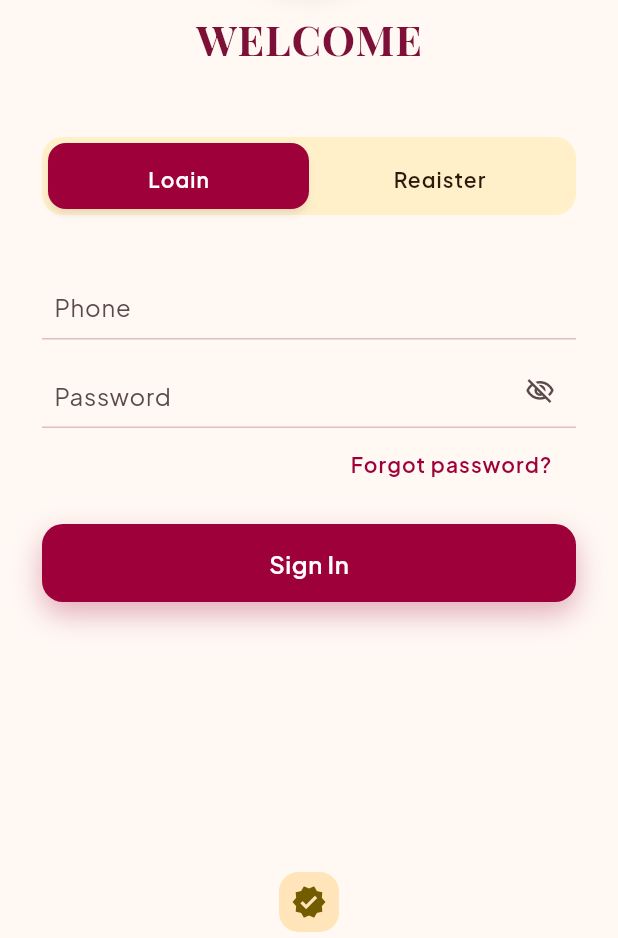
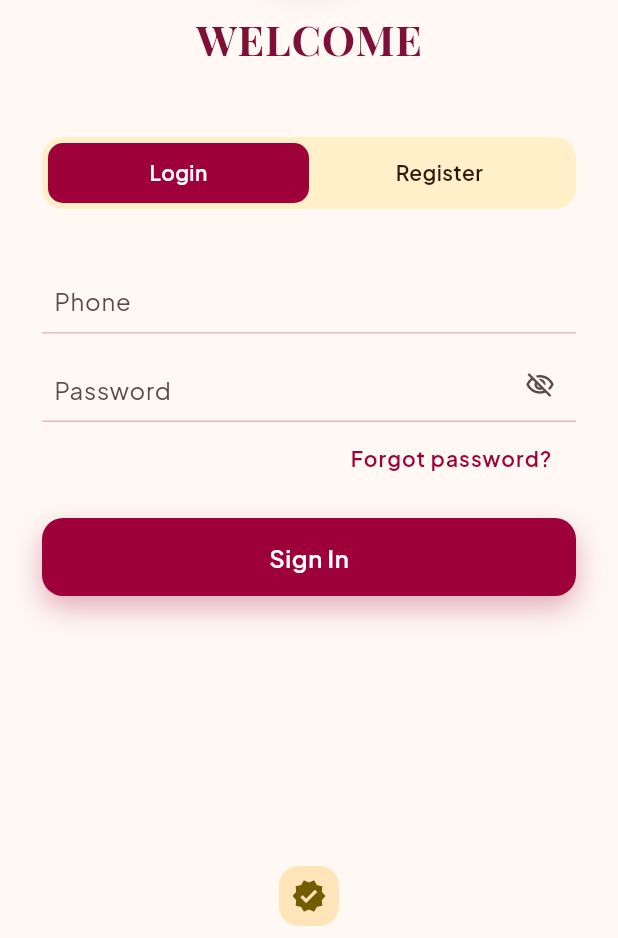
Before and after one commit to Humiiu/dc_multiplatforms, a Flutter app: the screen it shows after launch, on a phone screen of 412 x 824 dp, the part 298-1236 px from its top. Run offline on Flutter 3.47's test engine with Material 3 defaults, Android fonts, the light colour scheme and no system bars; our stand-ins replace firebase_auth, firebase_core, firebase_database, firebase_storage, flutter_riverpod, go_router and 2 more; accounts and stored records are empty.

Commit message:
benerin tab login register biar ga kepotong sama ke tengah

```diff
--- a/lib/ui/auth_page.dart
+++ b/lib/ui/auth_page.dart
@@ -1,4 +1,5 @@
 import 'package:flutter/material.dart';
+import 'package:google_fonts/google_fonts.dart';
 import 'package:go_router/go_router.dart';
 
 import '../core/constants.dart';
@@ -210,22 +211,29 @@ class _AuthTab extends StatelessWidget {
   @override
   Widget build(BuildContext context) {
     return Expanded(
-      child: SizedBox(
-        height: 44,
-        child: FilledButton(
-          onPressed: onTap,
-          style: FilledButton.styleFrom(
-            backgroundColor: selected ? AppColors.primary : Colors.transparent,
-            foregroundColor: selected ? Colors.white : AppColors.textPrimary,
-            elevation: selected ? 2 : 0,
-            shape: RoundedRectangleBorder(
-              borderRadius: BorderRadius.circular(12),
+      child: Material(
+        color: Colors.transparent,
+        child: InkWell(
+          borderRadius: BorderRadius.circular(10),
+          onTap: onTap,
+          child: AnimatedContainer(
+            duration: const Duration(milliseconds: 180),
+            curve: Curves.easeInOut,
+            height: 40,
+            alignment: Alignment.center,
+            decoration: BoxDecoration(
+              color: selected ? AppColors.primary : Colors.transparent,
+              borderRadius: BorderRadius.circular(10),
             ),
-          ),
-          child: Text(
-            title,
-            style: AppTextStyles.bodyMediumBold.copyWith(
-              color: selected ? Colors.white : AppColors.textPrimary,
+            child: Text(
+              title,
+              textAlign: TextAlign.center,
+              style: GoogleFonts.plusJakartaSans(
+                fontSize: 14,
+                fontWeight: FontWeight.w600,
+                color: selected ? Colors.white : AppColors.textPrimary,
+                height: 1.2,
+              ),
             ),
           ),
         ),
```
Also changed, not shown: 1 other file.
